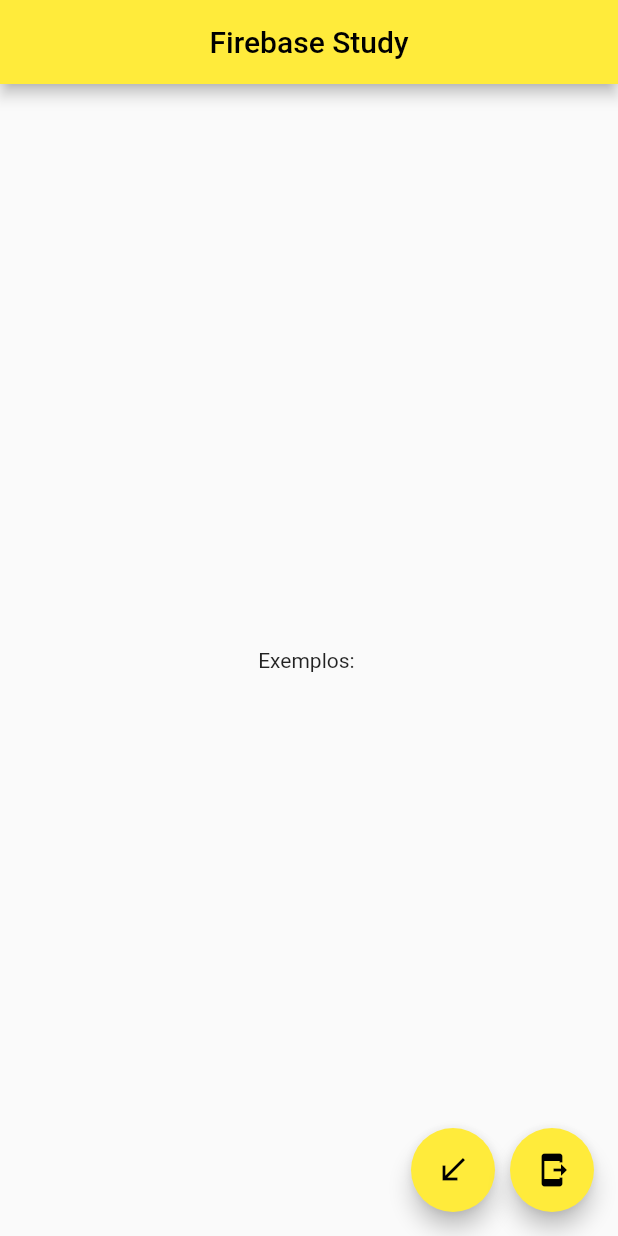
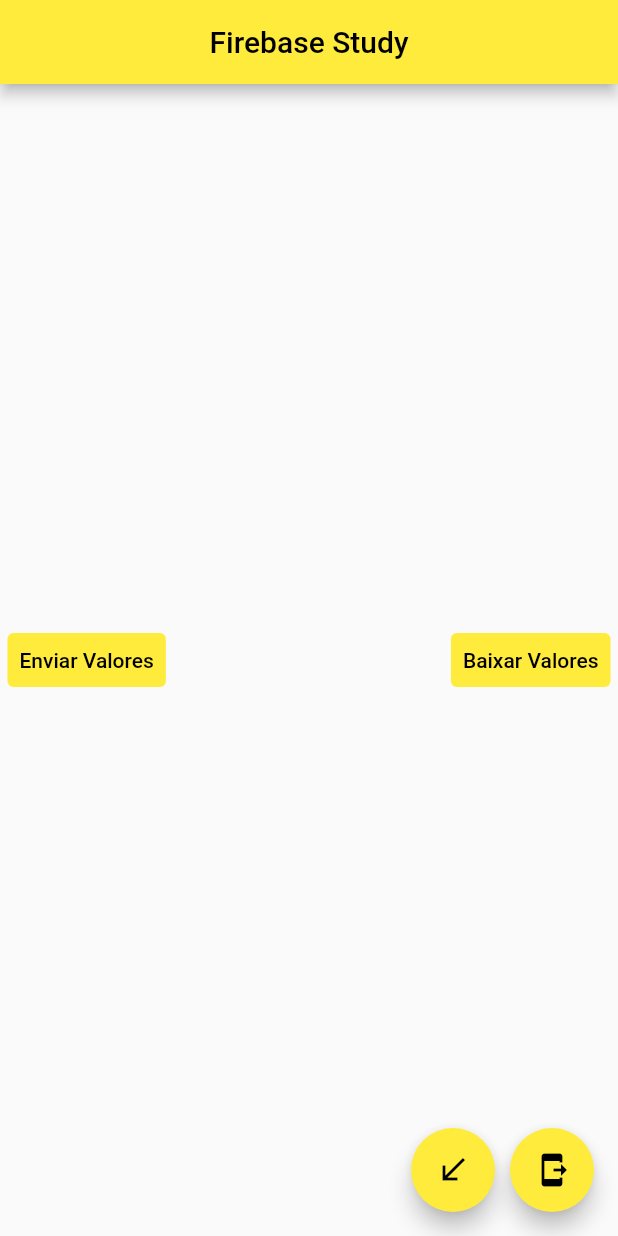
Before and after one commit to PauloSTDev/flutter_firebase_study, a Flutter app: the screen it shows after launch, on a phone screen of 412 x 824 dp. Run offline on Flutter 3.47's test engine with Material 2 defaults, Android fonts, the phone set to English and light mode, and no system bars; our stand-ins replace firebase_core, firebase_database; accounts and stored records are empty.

Commit message:
Adiciona mais botões

```diff
--- a/lib/screens/home_page.dart
+++ b/lib/screens/home_page.dart
@@ -23,13 +23,31 @@ class _HomePageState extends State<HomePage> {
         title: Text("Firebase Study"),
         centerTitle: true,
       ),
-      body: Row(
-        mainAxisAlignment: MainAxisAlignment.center,
-        children: [
-          Center(
-            child: Text("Exemplos: "),
-          ),
-        ],
+      body: Padding(
+        padding: const EdgeInsets.all(5.0),
+        child: Row(
+          mainAxisAlignment: MainAxisAlignment.spaceBetween,
+          children: [
+            Center(
+              child: TextButton(
+                style: TextButton.styleFrom(
+                  backgroundColor: Colors.yellow,
+                ),
+                onPressed: () {},
+                child: Text("Enviar Valores", style: TextStyle(color: Colors.black),),
+              ),
+            ),
+            Center(
+              child: TextButton(
+                style: TextButton.styleFrom(
+                    backgroundColor: Colors.yellow,
+                ),
+                onPressed: () {},
+                child: Text("Baixar Valores", style: TextStyle(color: Colors.black),),
+              ),
+            ),
+          ],
+        ),
       ),
       floatingActionButton: Row(
         mainAxisAlignment: MainAxisAlignment.end,
@@ -45,16 +63,17 @@ class _HomePageState extends State<HomePage> {
               //  "value": "20"
               //});
 
-              await otherValue.set({
-                "value": "50000",
-                "description":"Sent from App",
-              }).then((value) => print("Sent to the DB"))
+              await otherValue
+                  .set({
+                    "value": "50000",
+                    "description": "Sent from App",
+                  })
+                  .then((value) => print("Sent to the DB"))
                   .catchError((error) => print("Error to connect, $error"));
 
-              await valueDB.update({
-                "value": "10",
-                "description":"Sent from App"
-              }).then((value) => print("Sent to the DB"))
+              await valueDB
+                  .update({"value": "10", "description": "Sent from App"})
+                  .then((value) => print("Sent to the DB"))
                   .catchError((error) => print("Error to connect, $error"));
             },
             child: Icon(Icons.send_to_mobile),
```
